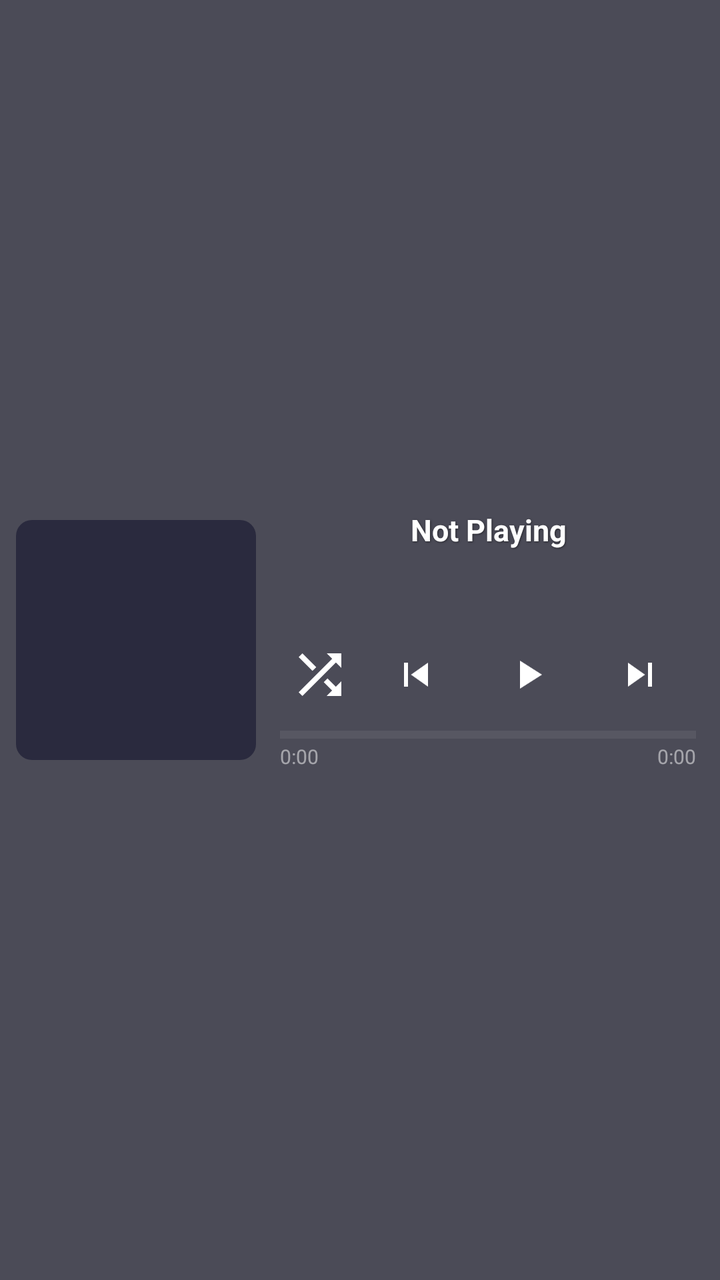
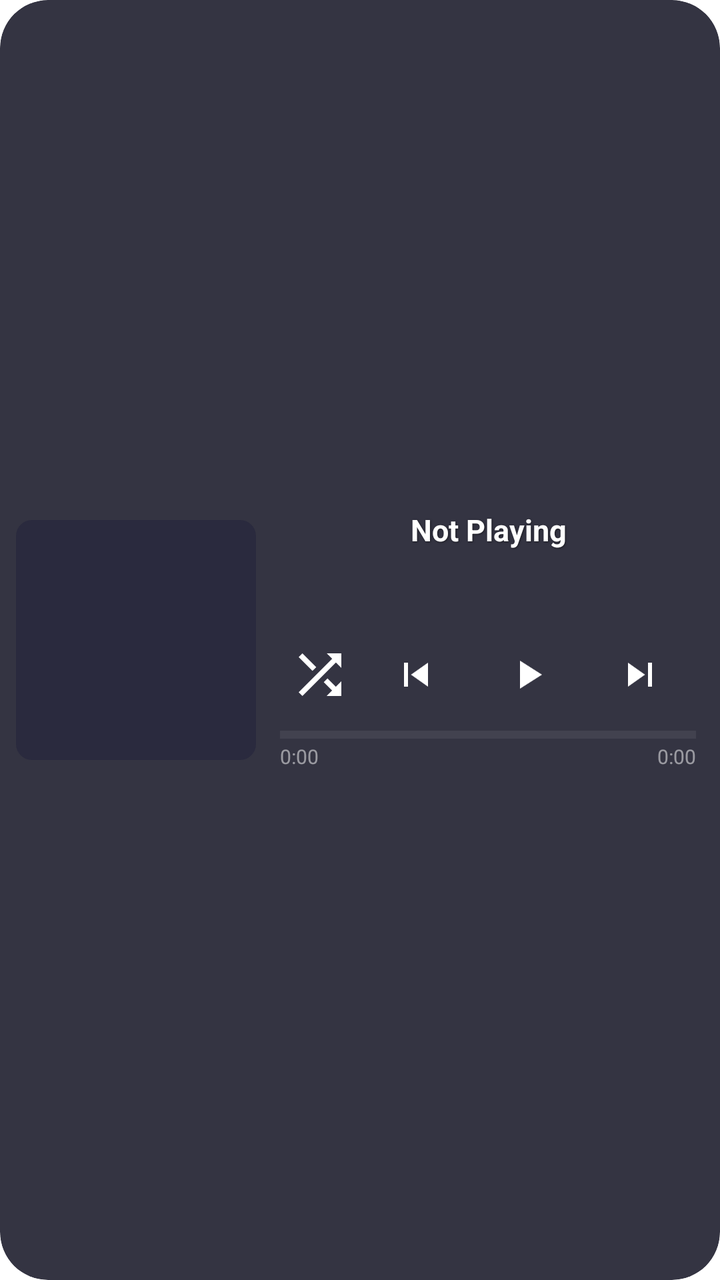

Screens rendered from an Android XML layout before and after an edit, with the pre-edit source and the edit as a unified diff.
<!-- AndroidManifest.xml: fallback theme Theme.MaterialComponents.DayNight.NoActionBar -->
<!-- res/layout/widget_now_playing.xml -->
<?xml version="1.0" encoding="utf-8"?>
<RelativeLayout xmlns:android="http://schemas.android.com/apk/res/android"
    android:id="@+id/widget_background"
    android:layout_width="match_parent"
    android:layout_height="match_parent"
    android:padding="8dp"
    android:background="#CC1E1E2E">

    
    <ImageView
        android:id="@+id/widget_album_art"
        android:layout_width="120dp"
        android:layout_height="120dp"
        android:layout_alignParentStart="true"
        android:layout_centerVertical="true"
        android:scaleType="centerCrop"
        android:src="@drawable/widget_album_placeholder"
        android:contentDescription="Album artwork" />

    
    <LinearLayout
        android:layout_width="match_parent"
        android:layout_height="wrap_content"
        android:layout_toEndOf="@id/widget_album_art"
        android:layout_centerVertical="true"
        android:layout_marginStart="12dp"
        android:layout_marginEnd="4dp"
        android:orientation="vertical"
        android:gravity="center_horizontal">

        
        <TextView
            android:id="@+id/widget_song_title"
            android:layout_width="match_parent"
            android:layout_height="wrap_content"
            android:text="Not Playing"
            android:textColor="#FFFFFF"
            android:textSize="15sp"
            android:textStyle="bold"
            android:maxLines="1"
            android:ellipsize="marquee"
            android:marqueeRepeatLimit="marquee_forever"
            android:singleLine="true"
            android:gravity="center"
            android:shadowColor="#80000000"
            android:shadowDx="1"
            android:shadowDy="1"
            android:shadowRadius="2" />

        
        <TextView
            android:id="@+id/widget_artist_name"
            android:layout_width="match_parent"
            android:layout_height="wrap_content"
            android:text=""
            android:textColor="#CCFFFFFF"
            android:textSize="13sp"
            android:maxLines="1"
            android:ellipsize="end"
            android:layout_marginTop="1dp"
            android:gravity="center"
            android:shadowColor="#80000000"
            android:shadowDx="1"
            android:shadowDy="1"
            android:shadowRadius="2" />

        
        <LinearLayout
            android:layout_width="match_parent"
            android:layout_height="wrap_content"
            android:orientation="horizontal"
            android:gravity="center"
            android:layout_marginTop="1dp">

            <TextView
                android:id="@+id/widget_album_name"
                android:layout_width="0dp"
                android:layout_height="wrap_content"
                android:layout_weight="1"
                android:text=""
                android:textColor="#99FFFFFF"
                android:textSize="11sp"
                android:maxLines="1"
                android:ellipsize="end"
                android:gravity="center" />

            <TextView
                android:id="@+id/widget_format_badge"
                android:layout_width="wrap_content"
                android:layout_height="wrap_content"
                android:text=""
                android:textColor="#00D4FF"
                android:textSize="10sp"
                android:textStyle="bold"
                android:layout_marginStart="6dp"
                android:visibility="gone" />
        </LinearLayout>

        
        <LinearLayout
            android:layout_width="wrap_content"
            android:layout_height="wrap_content"
            android:orientation="horizontal"
            android:layout_marginTop="4dp"
            android:gravity="center_vertical">

            <ImageButton
                android:id="@+id/widget_shuffle"
                android:layout_width="40dp"
                android:layout_height="40dp"
                android:src="@drawable/ic_shuffle"
                android:background="?android:attr/selectableItemBackgroundBorderless"
                android:scaleType="fitCenter"
                android:padding="4dp"
                android:contentDescription="Shuffle" />

            <ImageButton
                android:id="@+id/widget_skip_prev"
                android:layout_width="40dp"
                android:layout_height="40dp"
                android:src="@drawable/ic_skip_previous"
                android:background="?android:attr/selectableItemBackgroundBorderless"
                android:scaleType="centerInside"
                android:layout_marginStart="8dp"
                android:contentDescription="Previous" />

            <ImageButton
                android:id="@+id/widget_play_pause"
                android:layout_width="48dp"
                android:layout_height="48dp"
                android:src="@drawable/ic_play"
                android:background="?android:attr/selectableItemBackgroundBorderless"
                android:scaleType="centerInside"
                android:layout_marginStart="12dp"
                android:layout_marginEnd="12dp"
                android:contentDescription="Play/Pause" />

            <ImageButton
                android:id="@+id/widget_skip_next"
                android:layout_width="40dp"
                android:layout_height="40dp"
                android:src="@drawable/ic_skip_next"
                android:background="?android:attr/selectableItemBackgroundBorderless"
                android:scaleType="centerInside"
                android:contentDescription="Next" />

            <ImageButton
                android:id="@+id/widget_repeat"
                android:layout_width="40dp"
                android:layout_height="40dp"
                android:src="@drawable/ic_repeat"
                android:background="?android:attr/selectableItemBackgroundBorderless"
                android:scaleType="fitCenter"
                android:padding="4dp"
                android:layout_marginStart="8dp"
                android:contentDescription="Repeat" />
        </LinearLayout>

        
        <ProgressBar
            android:id="@+id/widget_progress"
            style="?android:attr/progressBarStyleHorizontal"
            android:layout_width="match_parent"
            android:layout_height="4dp"
            android:layout_marginTop="4dp"
            android:max="1000"
            android:progress="0"
            android:progressTint="#00D4FF"
            android:progressBackgroundTint="#40FFFFFF" />

        
        <RelativeLayout
            android:layout_width="match_parent"
            android:layout_height="wrap_content"
            android:layout_marginTop="2dp">

            <TextView
                android:id="@+id/widget_time_current"
                android:layout_width="wrap_content"
                android:layout_height="wrap_content"
                android:layout_alignParentStart="true"
                android:text="0:00"
                android:textColor="#80FFFFFF"
                android:textSize="10sp" />

            <TextView
                android:id="@+id/widget_time_total"
                android:layout_width="wrap_content"
                android:layout_height="wrap_content"
                android:layout_alignParentEnd="true"
                android:text="0:00"
                android:textColor="#80FFFFFF"
                android:textSize="10sp" />
        </RelativeLayout>

    </LinearLayout>

</RelativeLayout>
<!-- resources referenced by this layout -->
<resources>
  <!-- drawable ic_play (drawable) -->
  <vector xmlns:android="http://schemas.android.com/apk/res/android"
      android:width="24dp"
      android:height="24dp"
      android:viewportWidth="24"
      android:viewportHeight="24"
      android:tint="#FFFFFF">
      <path
          android:fillColor="@android:color/white"
          android:pathData="M8,5v14l11,-7z"/>
  </vector>
  <!-- drawable ic_repeat (drawable) -->
  <?xml version="1.0" encoding="utf-8"?>
  <vector xmlns:android="http://schemas.android.com/apk/res/android"
      android:width="24dp"
      android:height="24dp"
      android:viewportWidth="24"
      android:viewportHeight="24">
      <path
          android:fillColor="#FFFFFF"
          android:pathData="M7,7h10v3l4,-4 -4,-4v3H5v6h2V7zM17,17H7v-3l-4,4 4,4v-3h12v-6h-2v4z"/>
  </vector>
  <!-- drawable ic_shuffle (drawable) -->
  <?xml version="1.0" encoding="utf-8"?>
  <vector xmlns:android="http://schemas.android.com/apk/res/android"
      android:width="24dp"
      android:height="24dp"
      android:viewportWidth="24"
      android:viewportHeight="24">
      <path
          android:fillColor="#FFFFFF"
          android:pathData="M10.59,9.17L5.41,4 4,5.41l5.17,5.17 1.42,-1.41zM14.5,4l2.04,2.04L4,18.59 5.41,20 17.96,7.46 20,9.5V4h-5.5zM14.83,13.41l-1.41,1.41 3.13,3.13L14.5,20H20v-5.5l-2.04,2.04 -3.13,-3.13z"/>
  </vector>
  <!-- drawable ic_skip_next (drawable) -->
  <vector xmlns:android="http://schemas.android.com/apk/res/android"
      android:width="24dp"
      android:height="24dp"
      android:viewportWidth="24"
      android:viewportHeight="24"
      android:tint="#FFFFFF">
      <path
          android:fillColor="@android:color/white"
          android:pathData="M6,18l8.5,-6L6,6v12zM16,6v12h2V6h-2z"/>
  </vector>
  <!-- drawable ic_skip_previous (drawable) -->
  <vector xmlns:android="http://schemas.android.com/apk/res/android"
      android:width="24dp"
      android:height="24dp"
      android:viewportWidth="24"
      android:viewportHeight="24"
      android:tint="#FFFFFF">
      <path
          android:fillColor="@android:color/white"
          android:pathData="M6,6h2v12H6zM9.5,12l8.5,6V6z"/>
  </vector>
  <!-- drawable widget_album_placeholder (drawable) -->
  <shape xmlns:android="http://schemas.android.com/apk/res/android"
      android:shape="rectangle">
      <solid android:color="#FF2A2A3E"/>
      <corners android:radius="8dp"/>
  </shape>
</resources>

<!-- the commit's change to res/layout/widget_now_playing.xml (unified diff, before → after) -->
@@ -3,14 +3,25 @@
     android:id="@+id/widget_background"
     android:layout_width="match_parent"
     android:layout_height="match_parent"
-    android:padding="8dp"
-    android:background="#CC1E1E2E">
+    android:background="@drawable/widget_bg_rounded"
+    android:clipToOutline="true">
+
+    
+    <ImageView
+        android:id="@+id/widget_bg_art"
+        android:layout_width="match_parent"
+        android:layout_height="match_parent"
+        android:scaleType="centerCrop"
+        android:importantForAccessibility="no" />
 
     
     <ImageView
         android:id="@+id/widget_album_art"
         android:layout_width="120dp"
         android:layout_height="120dp"
+        android:layout_marginStart="8dp"
+        android:layout_marginTop="8dp"
+        android:layout_marginBottom="8dp"
         android:layout_alignParentStart="true"
         android:layout_centerVertical="true"
         android:scaleType="centerCrop"
@@ -24,7 +35,7 @@
         android:layout_toEndOf="@id/widget_album_art"
         android:layout_centerVertical="true"
         android:layout_marginStart="12dp"
-        android:layout_marginEnd="4dp"
+        android:layout_marginEnd="12dp"
         android:orientation="vertical"
         android:gravity="center_horizontal">
 
@@ -169,6 +180,16 @@
             android:progressBackgroundTint="#40FFFFFF" />
 
         
+        <ImageView
+            android:id="@+id/widget_waveform"
+            android:layout_width="match_parent"
+            android:layout_height="26dp"
+            android:layout_marginTop="2dp"
+            android:scaleType="fitXY"
+            android:visibility="gone"
+            android:importantForAccessibility="no" />
+
+        
         <RelativeLayout
             android:layout_width="match_parent"
             android:layout_height="wrap_content"
<!-- resource entries referenced after the edit -->
@@ -61,5 +61,12 @@
       <solid android:color="#FF2A2A3E"/>
       <corners android:radius="8dp"/>
   </shape>
+  <!-- drawable widget_bg_rounded (drawable) -->
+  <?xml version="1.0" encoding="utf-8"?>
+  <shape xmlns:android="http://schemas.android.com/apk/res/android"
+      android:shape="rectangle">
+      <solid android:color="#E61E1E2E" />
+      <corners android:radius="24dp" />
+  </shape>
 </resources>
 
